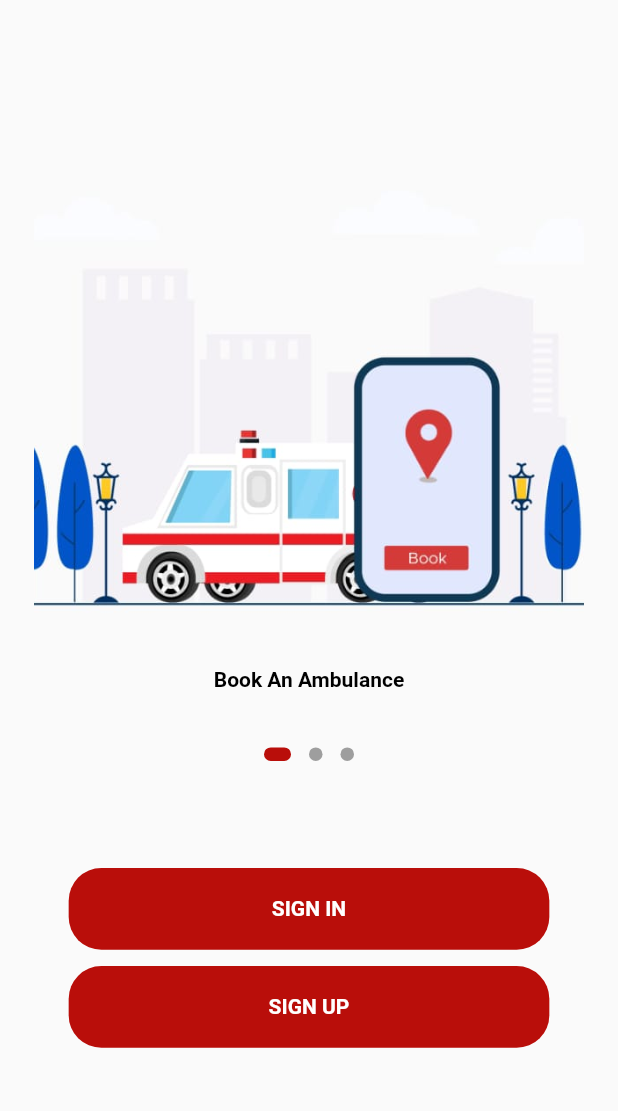
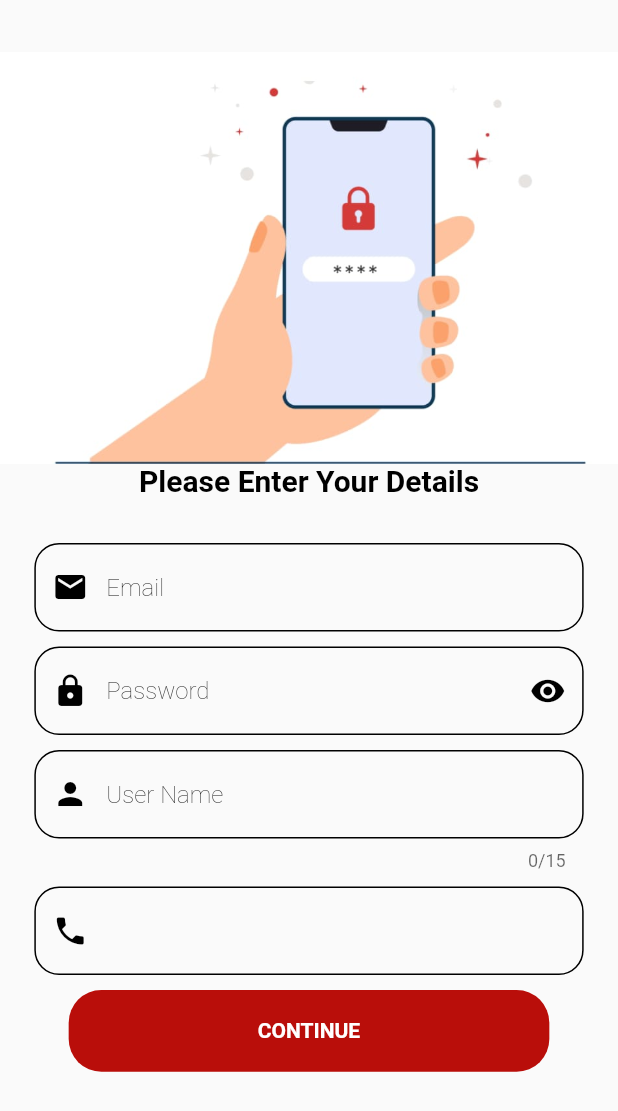
Before and after one commit to janeprakeerth/dsc_hacks_technyts, a Flutter app: the screen it shows after launch, on a phone screen of 412 x 824 dp. Shown: the top 1111 px of the screen. Run offline on Flutter 3.47's test engine with Material 2 defaults, Android fonts, the phone set to English and light mode, and no system bars; drawn by our look-alikes of dots_indicator; our stand-ins replace get.

Commit message:
Added SignUpPage

```diff
--- a/lib/main.dart
+++ b/lib/main.dart
@@ -1,4 +1,5 @@
 import 'package:dsc_hacks_technyts/pages/Login.dart';
+import 'package:dsc_hacks_technyts/pages/SignUp.dart';
 import 'package:dsc_hacks_technyts/pages/StartPage.dart';
 import 'package:dsc_hacks_technyts/utils/colors.dart';
 import 'package:dsc_hacks_technyts/utils/dimensions.dart';
@@ -30,7 +31,7 @@ class MyApp extends StatelessWidget {
         // is not restarted.
         primarySwatch: Colors.blue,
       ),
-      home: StartPage(),
+      home: SignUp(),
     );
   }
 }
--- /dev/null
+++ b/lib/pages/SignUp.dart
@@ -0,0 +1,189 @@
+import 'package:dsc_hacks_technyts/texts/BoldText.dart';
+import 'package:dsc_hacks_technyts/utils/colors.dart';
+import 'package:flutter/cupertino.dart';
+import 'package:flutter/material.dart';
+
+class SignUp extends StatefulWidget {
+  const SignUp({Key? key}) : super(key: key);
+
+  @override
+  State<SignUp> createState() => _SignUpState();
+}
+
+class _SignUpState extends State<SignUp> {
+  @override
+  Widget build(BuildContext context) {
+    double deviceWidth = MediaQuery.of(context).size.width;
+    double deviceHeight = MediaQuery.of(context).size.height;
+    return Scaffold(
+      body: SingleChildScrollView(
+        child: Column(
+          children: [
+            Container(
+              width: deviceWidth,
+              height: deviceHeight / 3,
+              margin: EdgeInsets.only(top: deviceWidth / 12),
+              decoration: BoxDecoration(
+                  image: DecorationImage(
+                image: AssetImage("assets/image/signup_image.jpeg"),
+                fit: BoxFit.cover,
+              )),
+            ),
+            BoldText(
+              text: "Please Enter Your Details",
+              size: 20,
+            ),
+            SizedBox(
+              height: 30,
+            ),
+            Container(
+              margin: EdgeInsets.only(
+                  left: deviceWidth / 18, right: deviceWidth / 18),
+              child: TextField(
+                keyboardType: TextInputType.number,
+                style: TextStyle(color: Colors.black),
+                decoration: InputDecoration(
+                  prefixIcon: Icon(
+                    Icons.email,
+                    color: Colors.black,
+                  ),
+                  enabledBorder: OutlineInputBorder(
+                    borderRadius: BorderRadius.circular(deviceWidth * 0.04),
+                  ),
+                  focusedBorder: OutlineInputBorder(
+                    borderRadius: BorderRadius.circular(deviceWidth * 0.04),
+                    borderSide: BorderSide(
+                      color: AppColors.mainColor,
+                    ),
+                  ),
+                  hintText: "Email",
+                  hintStyle: TextStyle(
+                      color: Colors.black, fontWeight: FontWeight.w200),
+                  border: OutlineInputBorder(
+                    borderRadius: BorderRadius.circular(deviceWidth * 0.02),
+                  ),
+                ),
+              ),
+            ),
+            SizedBox(
+              height: 10,
+            ),
+            Container(
+              margin: EdgeInsets.only(
+                  left: deviceWidth / 18, right: deviceWidth / 18),
+              child: TextField(
+                style: TextStyle(color: Colors.black),
+                decoration: InputDecoration(
+                    prefixIcon: Icon(
+                      Icons.lock,
+                      color: Colors.black,
+                    ),
+                    suffixIcon: Icon(
+                      Icons.visibility,
+                      color: Colors.black,
+                    ),
+                    enabledBorder: OutlineInputBorder(
+                      borderRadius: BorderRadius.circular(deviceWidth * 0.04),
+                    ),
+                    focusedBorder: OutlineInputBorder(
+                      borderRadius: BorderRadius.circular(deviceWidth * 0.04),
+                      borderSide: BorderSide(
+                          color: AppColors.mainColor, style: BorderStyle.solid),
+                    ),
+                    hintText: "Password",
+                    hintStyle: TextStyle(
+                        color: Colors.black, fontWeight: FontWeight.w200),
+                    border: OutlineInputBorder(
+                      borderRadius: BorderRadius.circular(deviceWidth * 0.02),
+                    )),
+              ),
+            ),
+            SizedBox(
+              height: 10,
+            ),
+            Container(
+              margin: EdgeInsets.only(
+                  left: deviceWidth / 18, right: deviceWidth / 18),
+              child: TextField(
+                maxLength: 15,
+                style: TextStyle(color: Colors.black),
+                decoration: InputDecoration(
+                    prefixIcon: Icon(
+                      Icons.person,
+                      color: Colors.black,
+                    ),
+                    enabledBorder: OutlineInputBorder(
+                      borderRadius: BorderRadius.circular(deviceWidth * 0.04),
+                    ),
+                    focusedBorder: OutlineInputBorder(
+                      borderRadius: BorderRadius.circular(deviceWidth * 0.04),
+                      borderSide: BorderSide(
+                          color: AppColors.mainColor, style: BorderStyle.solid),
+                    ),
+                    hintText: "User Name",
+                    hintStyle: TextStyle(
+                        color: Colors.black, fontWeight: FontWeight.w200),
+                    border: OutlineInputBorder(
+                      borderRadius: BorderRadius.circular(deviceWidth * 0.02),
+                    )),
+              ),
+            ),
+            SizedBox(
+              height: 10,
+            ),
+            Container(
+              margin: EdgeInsets.only(
+                  left: deviceWidth / 18, right: deviceWidth / 18),
+              child: TextField(
+                keyboardType: TextInputType.number,
+                style: TextStyle(color: Colors.black),
+                decoration: InputDecoration(
+                    prefixIcon: Icon(
+                      Icons.phone,
+                      color: Colors.black,
+                    ),
+                    prefixText: "+91 ",
+                    enabledBorder: OutlineInputBorder(
+                      borderRadius: BorderRadius.circular(deviceWidth * 0.04),
+                    ),
+                    focusedBorder: OutlineInputBorder(
+                      borderRadius: BorderRadius.circular(deviceWidth * 0.04),
+                      borderSide: BorderSide(
+                          color: AppColors.mainColor, style: BorderStyle.solid),
+                    ),
+                    hintStyle: TextStyle(
+                        color: Colors.black, fontWeight: FontWeight.w200),
+                    border: OutlineInputBorder(
+                      borderRadius: BorderRadius.circular(deviceWidth * 0.02),
+                    )),
+              ),
+            ),
+            SizedBox(
+              height: 10,
+            ),
+            InkWell(
+              onTap: () {},
+              child: Container(
+                width: deviceWidth,
+                height: deviceHeight / 15.12,
+                margin: EdgeInsets.only(
+                    left: deviceWidth / 9, right: deviceWidth / 9),
+                decoration: BoxDecoration(
+                  color: AppColors.mainColor,
+                  borderRadius: BorderRadius.circular(deviceHeight / 37.8),
+                ),
+                child: Center(
+                  child: Text(
+                    "CONTINUE",
+                    style: TextStyle(
+                        color: Colors.white, fontWeight: FontWeight.w600),
+                  ),
+                ),
+              ),
+            ),
+          ],
+        ),
+      ),
+    );
+  }
+}
--- a/lib/texts/BoldText.dart
+++ b/lib/texts/BoldText.dart
@@ -3,14 +3,18 @@ import 'package:flutter/cupertino.dart';
 
 class BoldText extends StatelessWidget {
   final String text;
-  const BoldText({Key? key, required this.text}) : super(key: key);
+  final double size;
+  const BoldText({Key? key, required this.text, this.size = 15})
+      : super(key: key);
 
   @override
   Widget build(BuildContext context) {
     return Text(
       text,
-      style:
-          TextStyle(color: AppColors.BlackColor, fontWeight: FontWeight.w600),
+      style: TextStyle(
+          color: AppColors.BlackColor,
+          fontWeight: FontWeight.w600,
+          fontSize: size),
     );
   }
 }
```
Also changed, not shown: assets/image/signup_image.jpeg (added).
